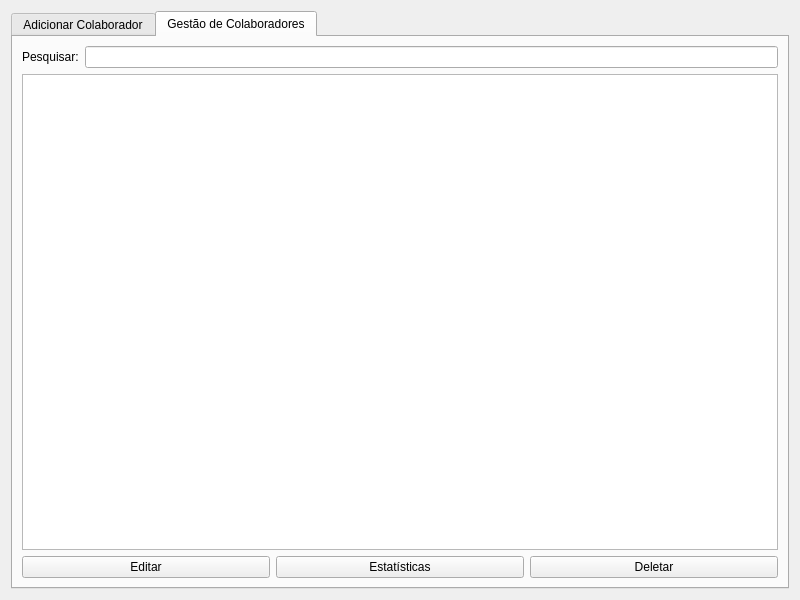
Above: fm_colaboradores.ui from ZoG101/Estoque-Vendas before the change. Below: the same form after it.
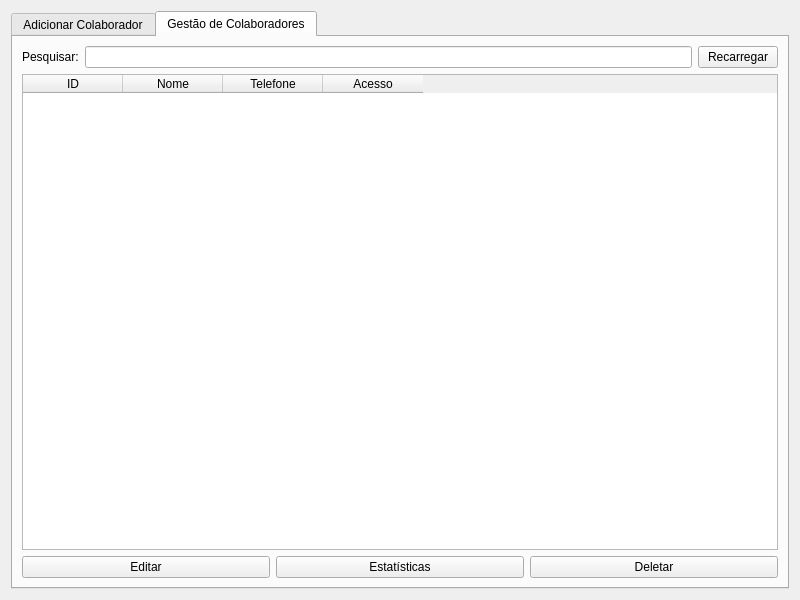
That is the form after the change. The open tabs and pages were chosen to show the change.

Commit message: tela de gestão de colaboradores adicionada com funcionalidades de deletar colaborador, pesquisar, deletar colaborador

Patch:
```diff
--- a/fm_colaboradores.ui
+++ b/fm_colaboradores.ui
@@ -201,10 +201,38 @@
            <item>
             <widget class="QLineEdit" name="le_search"/>
            </item>
+           <item>
+            <widget class="QPushButton" name="btt_refresh">
+             <property name="text">
+              <string>Recarregar</string>
+             </property>
+            </widget>
+           </item>
           </layout>
          </item>
          <item>
-          <widget class="QTableWidget" name="tw_colabs"/>
+          <widget class="QTableWidget" name="tw_colabs">
+           <column>
+            <property name="text">
+             <string>ID</string>
+            </property>
+           </column>
+           <column>
+            <property name="text">
+             <string>Nome</string>
+            </property>
+           </column>
+           <column>
+            <property name="text">
+             <string>Telefone</string>
+            </property>
+           </column>
+           <column>
+            <property name="text">
+             <string>Acesso</string>
+            </property>
+           </column>
+          </widget>
          </item>
          <item>
           <layout class="QHBoxLayout" name="horizontalLayout_3">
```
Left out of the diff: 2 changed lines with no effect on the pictures. The commit also changes 104 other files.
